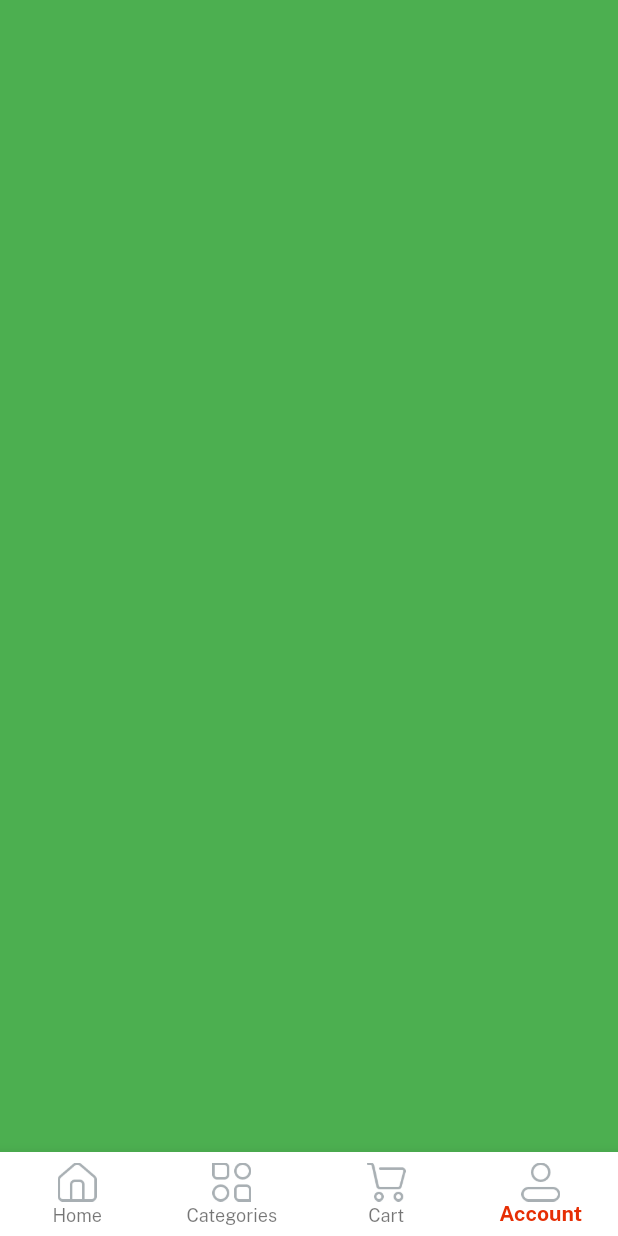
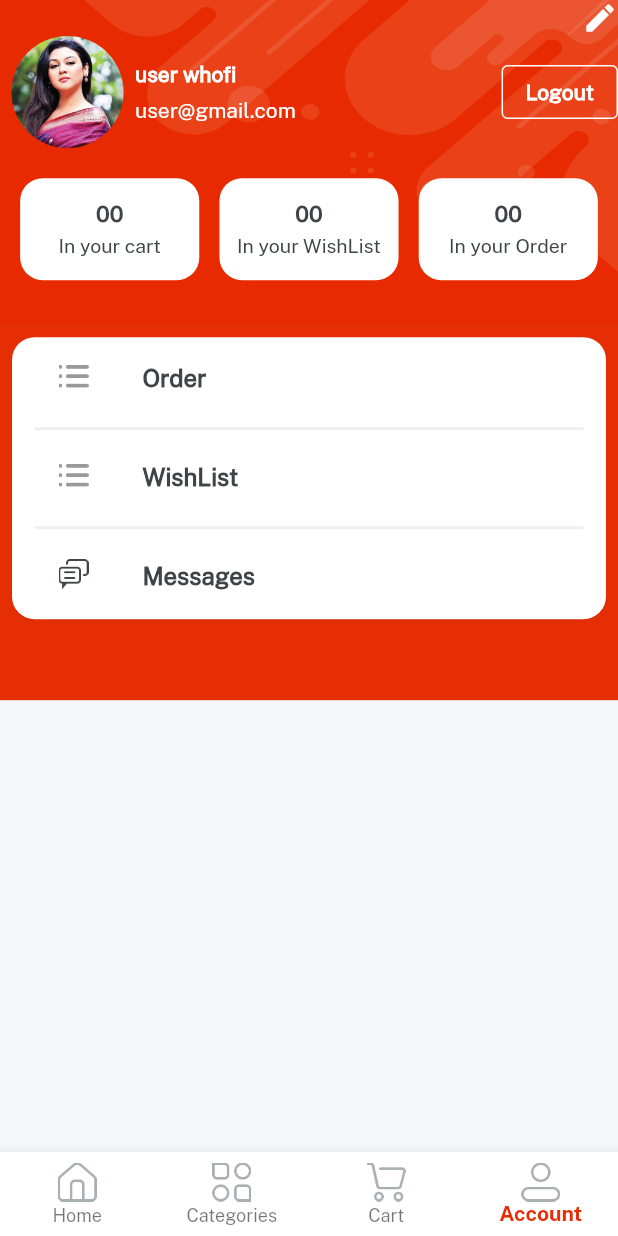
Before and after one commit to nrkhan-223/Emart, a Flutter app: the Home screen opened directly, item 4 of the bottom bar chosen, on a phone screen of 412 x 824 dp. Run offline on Flutter 3.47's test engine with Material 2 defaults, Android fonts, the phone set to English and light mode, and no system bars; our stand-ins replace get, velocity_x.

Commit message:
commit 3.3

```diff
--- a/lib/consts/list.dart
+++ b/lib/consts/list.dart
@@ -6,3 +6,8 @@ const featureImageList1=[imgS1,imgS2,imgS3];
 const featureImageList2=[imgS4,imgS5,imgS6];
 const featureListTitles1=["Women Dress","Girl Dress","Girls Watches"];
 const featureListTitles2=["Boys Glasses","Mobile Phones","T-shirts"];
+const categoriesList=["Women dress","Men Clothing Fashion","Comp Access","Auto Mobile","Kid toys","Sports","Jewelery","Cell Phone","Furniture"];
+const categoriesImages=[imgFc1,imgFc2,imgFc3,imgFc4,imgFc5,imgFc6,imgFc7,imgFc8,imgFc9];
+const itemButtonList=["Video","Reviews","Privacy Policy","Return Policy","Support"];
+const profileButtonList=["Order","WishList","Messages"];
+const profileButtonIcons=[icOrder,icOrder,icMessages];
--- a/lib/views/account_screen/account_screen.dart
+++ b/lib/views/account_screen/account_screen.dart
@@ -1,10 +1,90 @@
+import 'package:emart/common_design/bg_common.dart';
 import 'package:emart/consts/consts.dart';
+import 'package:emart/consts/list.dart';
+import 'package:emart/views/account_screen/component/details_card.dart';
 
 class AccountScreen extends StatelessWidget {
   const AccountScreen({Key? key}) : super(key: key);
 
   @override
   Widget build(BuildContext context) {
-    return Container(color: Colors.green,);
+    return bgCommon(
+        child: Scaffold(
+      body: SafeArea(
+        child: Column(
+          children: [
+            const Align(
+              alignment: Alignment.topRight,
+              child: Icon(
+                Icons.edit,
+                color: whiteColor,
+              ),
+            ).onTap(() {}),
+            Row(
+              children: [
+                Image.asset(
+                  imgProfile2,
+                  width: 90,
+                  fit: BoxFit.cover,
+                ).box.roundedFull.clip(Clip.antiAlias).make(),
+                Expanded(
+                    child: Column(
+                  crossAxisAlignment: CrossAxisAlignment.start,
+                  children: [
+                    "user whofi".text.semiBold.white.make(),
+                    8.heightBox,
+                    "user@gmail.com".text.white.make()
+                  ],
+                )),
+                OutlinedButton(
+                    style: OutlinedButton.styleFrom(
+                        side: const BorderSide(color: whiteColor)),
+                    onPressed: () {},
+                    child: "Logout".text.semiBold.white.make())
+              ],
+            ),
+            20.heightBox,
+            Row(
+              mainAxisAlignment: MainAxisAlignment.spaceEvenly,
+              children: [
+                detailsCard(
+                    count: "00",
+                    title: "In your cart",
+                    width: context.screenWidth / 3.45),
+                detailsCard(
+                    count: "00",
+                    title: "In your WishList",
+                    width: context.screenWidth / 3.45),
+                detailsCard(
+                    count: "00",
+                    title: "In your Order",
+                    width: context.screenWidth / 3.45),
+              ],
+            ),
+            30.heightBox,
+            Column(
+              children: [
+                ListView.separated(
+                    shrinkWrap: true,
+                    itemBuilder: (context, index) {
+                      return ListTile(
+                        leading: Image.asset(profileButtonIcons[index],width: 20,),
+                        title: profileButtonList[index].text.bold.color(darkFontGrey).make(),
+                      );
+                    },
+                    separatorBuilder: (context, index) {
+                      return const Divider(
+                        height: 10,
+                        thickness: 2,
+                        color: lightGrey,
+                      );
+                    },
+                    itemCount: profileButtonList.length).box.white.rounded.padding(const EdgeInsets.symmetric(horizontal: 15)).shadowSm.make(),
+              ],
+            ).box.color(redColor).height(250).padding(const EdgeInsets.all(8)).make()
+          ],
+        ),
+      ),
+    ));
   }
 }
--- /dev/null
+++ b/lib/views/account_screen/component/details_card.dart
@@ -0,0 +1,13 @@
+import 'package:emart/consts/consts.dart';
+
+Widget detailsCard({width, String? count,String? title}){
+  return
+      Column(
+        mainAxisAlignment: MainAxisAlignment.center,
+        children: [
+          "00".text.bold.color(darkFontGrey).size(15).make(),
+          5.heightBox,
+          title!.text.size(13).color(darkFontGrey).makeCentered()
+        ],
+      ).box.white.rounded.width(width).height(68).padding(const EdgeInsets.all(5)).make();
+}
--- a/lib/views/cart_screen/cart_screen.dart
+++ b/lib/views/cart_screen/cart_screen.dart
@@ -5,6 +5,8 @@ class CartScreen extends StatelessWidget {
 
   @override
   Widget build(BuildContext context) {
-    return Container(color: Colors.yellow,);
+    return Container(color: Colors.white,
+      child: "Cart is empty".text.semiBold.color(darkFontGrey).makeCentered(),
+    );
   }
 }
--- a/pubspec.yaml
+++ b/pubspec.yaml
@@ -37,6 +37,10 @@ dependencies:
   cupertino_icons: ^1.0.2
   velocity_x: ^3.5.1
   get: ^4.6.5
+  firebase_auth: ^3.11.2
+  firebase_storage: 10.3.11
+  cloud_firestore: ^3.5.1
+  firebase_core: ^1.24.0
 
 dev_dependencies:
   flutter_test:
```
Also changed, not shown: lib/main.dart (+9 -1 lines), lib/views/categories_screen/categories-screen.dart (+42 -1 lines), lib/views/categories_screen/categories_details.dart (added, +83 -0 lines), lib/views/categories_screen/item_details.dart (added, +241 -0 lines), pubspec.lock, 1 other file.
